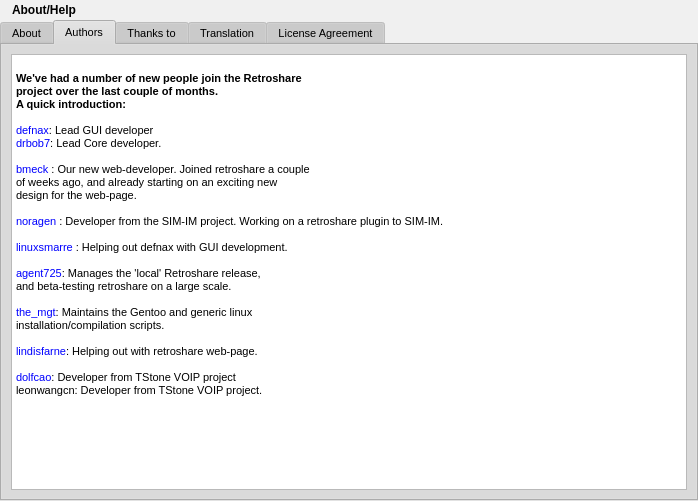
First picture: the form in rs-Qt-gui/src/gui/HelpDialog.ui, repository autoscatto/retroshare, before the edit.
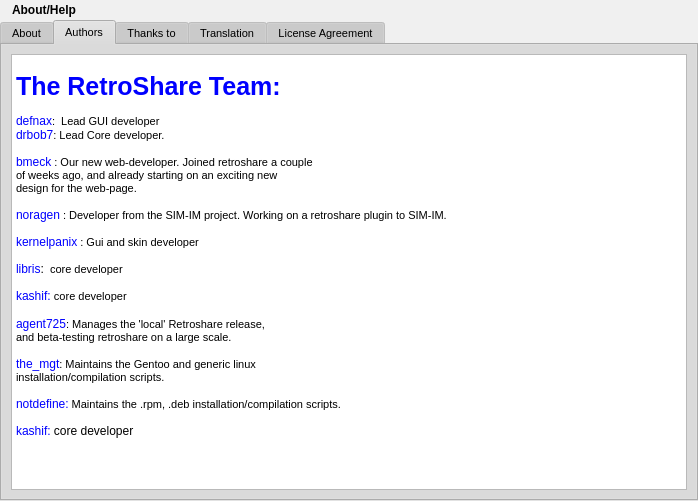
Second picture: the form after the edit. The open tabs and pages were chosen to show the change. Icons and pictures are not drawn.

Commit message: -fixed Message Compose Dialog -updated Help Dialog

Diff of the .ui file:
```diff
--- a/rs-Qt-gui/src/gui/HelpDialog.ui
+++ b/rs-Qt-gui/src/gui/HelpDialog.ui
@@ -570,7 +570,16 @@
           <string>&lt;html>&lt;head>&lt;meta name="qrichtext" content="1" />&lt;style type="text/css">
 p, li { white-space: pre-wrap; }
 &lt;/style>&lt;/head>&lt;body style=" font-family:'Arial'; font-size:8pt; font-weight:400; font-style:normal; text-decoration:none;">
-&lt;p style=" margin-top:0px; margin-bottom:0px; margin-left:0px; margin-right:0px; -qt-block-indent:0; text-indent:0px;">&lt;br />&lt;span style=" font-weight:600;">We've had a number of new people join the Retroshare &lt;br />project over the last couple of months. &lt;br />A quick introduction: &lt;/span>&lt;br /> &lt;br />&lt;span style=" color:#0000ff;">defnax&lt;/span>: Lead GUI developer &lt;br />&lt;span style=" color:#0000ff;">drbob7&lt;/span>: Lead Core developer. &lt;br /> &lt;br />&lt;span style=" color:#0000ff;">bmeck&lt;/span> : Our new web-developer. Joined retroshare a couple &lt;br />of weeks ago, and already starting on an exciting new &lt;br />design for the web-page. &lt;br /> &lt;br />&lt;span style=" color:#0000ff;">noragen&lt;/span> : Developer from the SIM-IM project. Working on a retroshare plugin to SIM-IM. &lt;br /> &lt;br />&lt;span style=" color:#0000ff;">linuxsmarre&lt;/span> : Helping out defnax with GUI development. &lt;br /> &lt;br />&lt;span style=" color:#0000ff;">agent725&lt;/span>: Manages the 'local' Retroshare release, &lt;br />and beta-testing retroshare on a large scale. &lt;br /> &lt;br />&lt;span style=" color:#0000ff;">the_mgt&lt;/span>: Maintains the Gentoo and generic linux &lt;br />installation/compilation scripts. &lt;br /> &lt;br />&lt;span style=" color:#0000ff;">lindisfarne&lt;/span>: Helping out with retroshare web-page. &lt;br /> &lt;br />&lt;span style=" color:#0000ff;">dolfcao&lt;/span>: Developer from TStone VOIP project &lt;br />leonwangcn: Developer from TStone VOIP project. &lt;/p>&lt;/body>&lt;/html></string>
+&lt;p style=" margin-top:0px; margin-bottom:0px; margin-left:0px; margin-right:0px; -qt-block-indent:0; text-indent:0px;">&lt;br />&lt;span style=" font-size:19pt; font-weight:600; color:#0000ff;">The RetroShare Team:&lt;/span>&lt;br /> &lt;br />&lt;span style=" font-size:9pt; color:#0000ff;">defnax&lt;/span>:  Lead GUI developer &lt;br />&lt;span style=" font-size:9pt; color:#0000ff;">drbob7&lt;/span>: Lead Core developer. &lt;br /> &lt;br />&lt;span style=" font-size:9pt; color:#0000ff;">bmeck&lt;/span> : Our new web-developer. Joined retroshare a couple &lt;br />of weeks ago, and already starting on an exciting new &lt;br />design for the web-page. &lt;br /> &lt;br />&lt;span style=" font-size:9pt; color:#0000ff;">noragen&lt;/span> : Developer from the SIM-IM project. Working on a retroshare plugin to SIM-IM. &lt;br />&lt;/p>
+&lt;p style=" margin-top:0px; margin-bottom:0px; margin-left:0px; margin-right:0px; -qt-block-indent:0; text-indent:0px;">&lt;span style=" font-size:9pt; color:#0000ff;">kernelpanix&lt;/span> : Gui and skin developer&lt;/p>
+&lt;p style="-qt-paragraph-type:empty; margin-top:0px; margin-bottom:0px; margin-left:0px; margin-right:0px; -qt-block-indent:0; text-indent:0px;">&lt;/p>
+&lt;p style=" margin-top:0px; margin-bottom:0px; margin-left:0px; margin-right:0px; -qt-block-indent:0; text-indent:0px;">&lt;span style=" font-size:9pt; color:#0000ff;">libris&lt;/span>&lt;span style=" font-size:9pt;">:&lt;/span>  core developer&lt;/p>
+&lt;p style=" margin-top:0px; margin-bottom:0px; margin-left:0px; margin-right:0px; -qt-block-indent:0; text-indent:0px;">&lt;br />&lt;span style=" font-size:9pt; color:#0000ff;">kashif: &lt;/span>&lt;span style=" color:#000000;">core developer&lt;/span>&lt;/p>
+&lt;p style=" margin-top:0px; margin-bottom:0px; margin-left:0px; margin-right:0px; -qt-block-indent:0; text-indent:0px; font-size:9pt; color:#000000;">&lt;span style=" font-size:8pt;">&lt;br />&lt;/span>&lt;span style=" color:#0000ff;">agent725&lt;/span>&lt;span style=" font-size:8pt;">: Manages the 'local' Retroshare release, &lt;br />and beta-testing retroshare on a large scale. &lt;br /> &lt;br />&lt;/span>&lt;span style=" color:#0000ff;">the_mgt&lt;/span>&lt;span style=" font-size:8pt;">: Maintains the Gentoo and generic linux &lt;br />installation/compilation scripts. &lt;/span>&lt;/p>
+&lt;p style="-qt-paragraph-type:empty; margin-top:0px; margin-bottom:0px; margin-left:0px; margin-right:0px; -qt-block-indent:0; text-indent:0px;">&lt;/p>
+&lt;p style=" margin-top:0px; margin-bottom:0px; margin-left:0px; margin-right:0px; -qt-block-indent:0; text-indent:0px;">&lt;span style=" font-size:9pt; color:#0000ff;">notdefine:&lt;/span> Maintains the .rpm, .deb installation/compilation scripts.&lt;/p>
+&lt;p style="-qt-paragraph-type:empty; margin-top:0px; margin-bottom:0px; margin-left:0px; margin-right:0px; -qt-block-indent:0; text-indent:0px;">&lt;/p>
+&lt;p style=" margin-top:0px; margin-bottom:0px; margin-left:0px; margin-right:0px; -qt-block-indent:0; text-indent:0px;">&lt;span style=" font-size:9pt; color:#0000ff;">kashif: &lt;/span>&lt;span style=" font-size:9pt; color:#000000;">core developer&lt;/span>&lt;br /> &lt;br /> &lt;br />&lt;/p>&lt;/body>&lt;/html></string>
          </property>
          <property name="acceptRichText" >
           <bool>false</bool>
```
Left out of the diff: 2 changed lines with no effect on the pictures. The commit also changes 2 other files.
